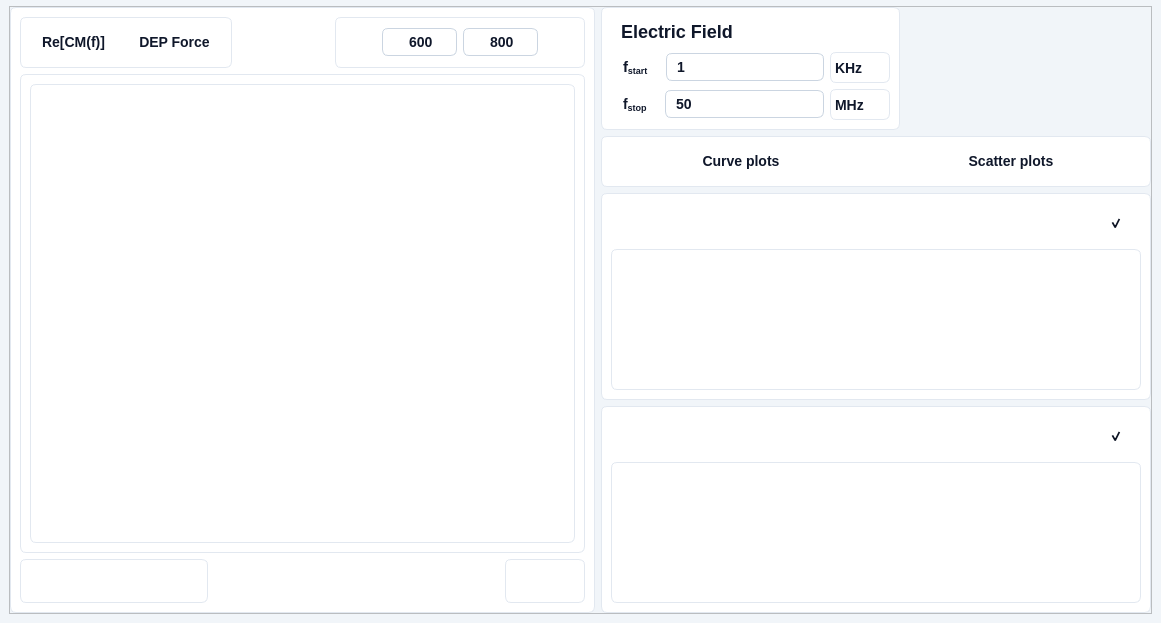
IoanTivig/OpenDEP_View, file ui/main.ui: the form before one commit.
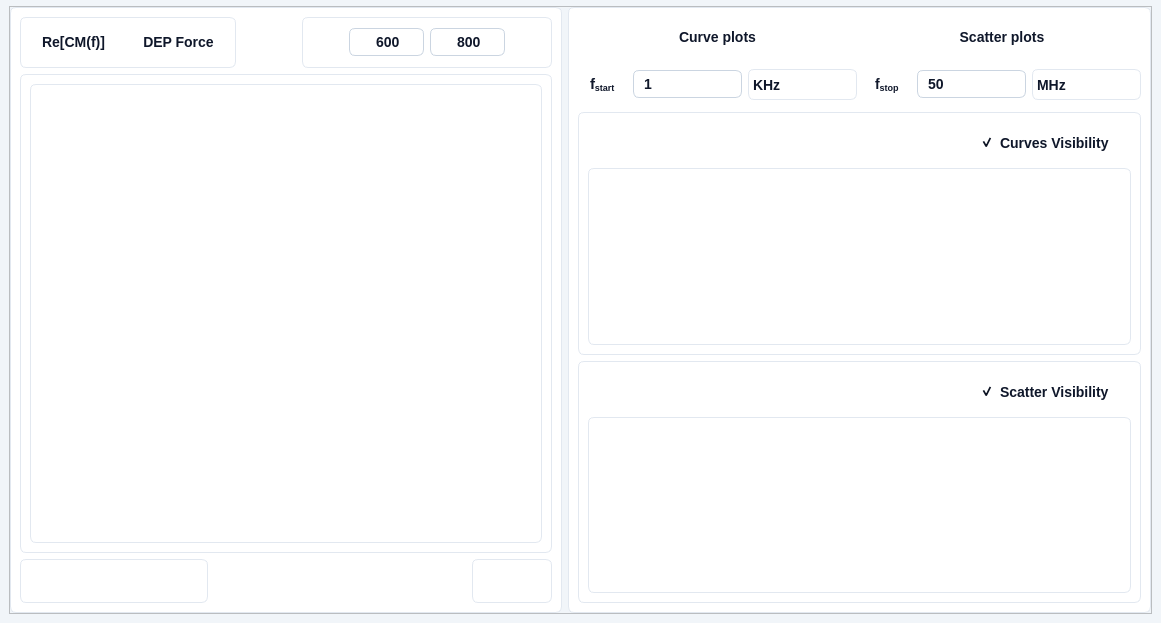
The form after the commit. Icons and pictures are not drawn. Custom widgets are drawn as their Qt base class.

Commit message: Fully functional. For now in beta. Changed some UI stuff.

```diff
--- a/ui/main.ui
+++ b/ui/main.ui
@@ -110,7 +110,7 @@
               </property>
               <layout class="QHBoxLayout" name="horizontalLayout_8">
                <property name="spacing">
-                <number>2</number>
+                <number>6</number>
                </property>
                <property name="leftMargin">
                 <number>5</number>
@@ -1132,55 +1132,36 @@
           </size>
          </property>
          <property name="styleSheet">
-          <string notr="true"/>
+          <string notr="true">background: #FFFFFF;
+border: 1px solid #E2E8F0; /* slate/200 */
+border-radius: 6px;</string>
          </property>
          <layout class="QVBoxLayout" name="verticalLayout_2" stretch="0,0,1,1">
           <property name="spacing">
            <number>6</number>
           </property>
           <property name="leftMargin">
-           <number>0</number>
+           <number>9</number>
           </property>
           <property name="topMargin">
-           <number>0</number>
+           <number>9</number>
           </property>
           <property name="rightMargin">
-           <number>0</number>
+           <number>9</number>
           </property>
           <property name="bottomMargin">
-           <number>0</number>
+           <number>9</number>
           </property>
           <item>
-           <layout class="QHBoxLayout" name="horizontalLayout_5">
-            <property name="leftMargin">
-             <number>0</number>
-            </property>
-            <property name="topMargin">
-             <number>0</number>
-            </property>
-            <property name="rightMargin">
-             <number>0</number>
-            </property>
-            <property name="bottomMargin">
-             <number>0</number>
-            </property>
-            <item>
-             <widget class="QFrame" name="pyqt5_frame_toolbar_graphcontent_19">
-              <property name="layoutDirection">
-               <enum>Qt::LeftToRight</enum>
-              </property>
-              <property name="autoFillBackground">
-               <bool>false</bool>
+           <widget class="QFrame" name="pyqt5_frame_tabbar_plots">
+            <property name="minimumSize">
+             <size>
+              <width>0</width>
+              <height>40</height>
+             </size>
               </property>
               <property name="styleSheet">
-               <string notr="true">box-sizing: border-box;
-display: flex;
-flex-direction: column;
-align-items: flex-start;
-gap: 25px;
-background: #FFFFFF;
-border: 1px solid #E2E8F0; /* slate/200 */
-border-radius: 6px;</string>
+             <string notr="true">border: None;</string>
               </property>
               <property name="frameShape">
                <enum>QFrame::StyledPanel</enum>
@@ -1188,58 +1169,149 @@
               <property name="frameShadow">
                <enum>QFrame::Raised</enum>
               </property>
-              <layout class="QVBoxLayout" name="verticalLayout_26">
+            <layout class="QHBoxLayout" name="horizontalLayout_12">
                <property name="spacing">
                 <number>6</number>
                </property>
                <property name="leftMargin">
-                <number>9</number>
+              <number>0</number>
                </property>
                <property name="topMargin">
-                <number>9</number>
+              <number>0</number>
                </property>
                <property name="rightMargin">
-                <number>9</number>
+              <number>0</number>
                </property>
                <property name="bottomMargin">
-                <number>9</number>
+              <number>0</number>
                </property>
                <item>
-                <widget class="QLabel" name="label_28">
-                 <property name="sizePolicy">
-                  <sizepolicy hsizetype="Minimum" vsizetype="Minimum">
-                   <horstretch>0</horstretch>
-                   <verstretch>0</verstretch>
-                  </sizepolicy>
-                 </property>
+              <widget class="QPushButton" name="pyqt5_button_plots_scatter">
+               <property name="minimumSize">
+                <size>
+                 <width>0</width>
+                 <height>0</height>
+                </size>
+               </property>
+               <property name="font">
+                <font>
+                 <family>Segoe UI</family>
+                 <pointsize>-1</pointsize>
+                 <weight>62</weight>
+                 <italic>false</italic>
+                 <bold>true</bold>
+                </font>
+               </property>
+               <property name="toolTip">
+                <string>&lt;html&gt;&lt;head/&gt;&lt;body&gt;&lt;p&gt;&lt;span style=&quot; font-size:10pt;&quot;&gt;Real part of Claussius-Mosotti factor&lt;/span&gt;&lt;/p&gt;&lt;/body&gt;&lt;/html&gt;</string>
+               </property>
                  <property name="styleSheet">
-                  <string notr="true"> 	border: none;
-	color: #0F172A;  /* Text color */
+                <string notr="true">/* Default State */
+QPushButton {
+    border: none;
+	background: transparent;  /* Ghost button with no background */
+    color: #0F172A;  /* Text color */
+    border-radius: 6px;  /* Rounded corners */
     font-family: 'Segoe UI', sans-serif;  /* Font family */
     font-style: normal;  /* Font style */
     font-weight: 500;  /* Font weight */
-    font-size: 18px;  /* Font size */
+    font-size: 14px;  /* Font size */
     line-height: 24px;  /* Line height */
-    padding: 4px 5px;  /* Padding */</string>
+    padding: 8px 16px;  /* Padding */
+}
+
+/* Hover State */
+QPushButton:hover {
+    background: #F1F5F9;  /* slate/100 */
+    color: #0F172A;  /* Text color */
+}
+
+/* Pressed State */
+QPushButton:pressed {
+    background: #DEE8F2;  /* Pressed background color */
+    color: #0F172A;  /* Text color */
+}
+
+QPushButton[customState=&quot;true&quot;] {
+    background: #DEE8F2;  /* Pressed background color */
+    color: #0F172A;  /* Text color */
+}</string>
                  </property>
                  <property name="text">
-                  <string>Electric Field</string>
+                <string>Curve plots</string>
                  </property>
                 </widget>
                </item>
                <item>
-                <layout class="QHBoxLayout" name="horizontalLayout_46" stretch="0,1,0">
+              <widget class="QPushButton" name="pyqt5_button_plots_curves">
+               <property name="minimumSize">
+                <size>
+                 <width>0</width>
+                 <height>0</height>
+                </size>
+               </property>
+               <property name="font">
+                <font>
+                 <family>Segoe UI</family>
+                 <pointsize>-1</pointsize>
+                 <weight>62</weight>
+                 <italic>false</italic>
+                 <bold>true</bold>
+                </font>
+               </property>
+               <property name="styleSheet">
+                <string notr="true">/* Default State */
+QPushButton {
+    border: none;
+	background: transparent;  /* Ghost button with no background */
+    color: #0F172A;  /* Text color */
+    border-radius: 6px;  /* Rounded corners */
+    font-family: 'Segoe UI', sans-serif;  /* Font family */
+    font-style: normal;  /* Font style */
+    font-weight: 500;  /* Font weight */
+    font-size: 14px;  /* Font size */
+    line-height: 24px;  /* Line height */
+    padding: 8px 16px;  /* Padding */
+}
+
+/* Hover State */
+QPushButton:hover {
+    background: #F1F5F9;  /* slate/100 */
+    color: #0F172A;  /* Text color */
+}
+
+/* Pressed State */
+QPushButton:pressed {
+    background: #DEE8F2;  /* Pressed background color */
+    color: #0F172A;  /* Text color */
+}
+
+QPushButton[customState=&quot;true&quot;] {
+    background: #DEE8F2;  /* Pressed background color */
+    color: #0F172A;  /* Text color */
+}</string>
+               </property>
+               <property name="text">
+                <string>Scatter plots</string>
+               </property>
+              </widget>
+             </item>
+            </layout>
+           </widget>
+          </item>
+          <item>
+           <layout class="QHBoxLayout" name="horizontalLayout_46" stretch="0,1,1,0,1,1">
                  <property name="leftMargin">
                   <number>0</number>
                  </property>
                  <property name="topMargin">
-                  <number>0</number>
+             <number>6</number>
                  </property>
                  <property name="rightMargin">
                   <number>0</number>
                  </property>
                  <property name="bottomMargin">
-                  <number>0</number>
+             <number>6</number>
                  </property>
                  <item>
                   <widget class="QLabel" name="label_47">
@@ -1362,22 +1434,6 @@
                    </item>
                   </widget>
                  </item>
-                </layout>
-               </item>
-               <item>
-                <layout class="QHBoxLayout" name="horizontalLayout_50" stretch="0,1,0">
-                 <property name="leftMargin">
-                  <number>0</number>
-                 </property>
-                 <property name="topMargin">
-                  <number>0</number>
-                 </property>
-                 <property name="rightMargin">
-                  <number>0</number>
-                 </property>
-                 <property name="bottomMargin">
-                  <number>0</number>
-                 </property>
                  <item>
                   <widget class="QLabel" name="label_51">
                    <property name="styleSheet">
@@ -1502,191 +1558,6 @@
                 </layout>
                </item>
                <item>
-                <spacer name="verticalSpacer_6">
-                 <property name="orientation">
-                  <enum>Qt::Vertical</enum>
-                 </property>
-                 <property name="sizeHint" stdset="0">
-                  <size>
-                   <width>0</width>
-                   <height>0</height>
-                  </size>
-                 </property>
-                </spacer>
-               </item>
-              </layout>
-             </widget>
-            </item>
-            <item>
-             <spacer name="horizontalSpacer_4">
-              <property name="orientation">
-               <enum>Qt::Horizontal</enum>
-              </property>
-              <property name="sizeHint" stdset="0">
-               <size>
-                <width>40</width>
-                <height>20</height>
-               </size>
-              </property>
-             </spacer>
-            </item>
-           </layout>
-          </item>
-          <item>
-           <widget class="QFrame" name="pyqt5_frame_tabbar_plots">
-            <property name="minimumSize">
-             <size>
-              <width>0</width>
-              <height>51</height>
-             </size>
-            </property>
-            <property name="styleSheet">
-             <string notr="true">box-sizing: border-box;
-display: flex;
-flex-direction: column;
-align-items: flex-start;
-gap: 25px;
-background: #FFFFFF;
-border: 1px solid #E2E8F0; /* slate/200 */
-border-radius: 6px;</string>
-            </property>
-            <property name="frameShape">
-             <enum>QFrame::StyledPanel</enum>
-            </property>
-            <property name="frameShadow">
-             <enum>QFrame::Raised</enum>
-            </property>
-            <layout class="QHBoxLayout" name="horizontalLayout_12">
-             <property name="spacing">
-              <number>2</number>
-             </property>
-             <property name="leftMargin">
-              <number>5</number>
-             </property>
-             <property name="topMargin">
-              <number>5</number>
-             </property>
-             <property name="rightMargin">
-              <number>5</number>
-             </property>
-             <property name="bottomMargin">
-              <number>5</number>
-             </property>
-             <item>
-              <widget class="QPushButton" name="pyqt5_button_plots_scatter">
-               <property name="minimumSize">
-                <size>
-                 <width>0</width>
-                 <height>0</height>
-                </size>
-               </property>
-               <property name="font">
-                <font>
-                 <family>Segoe UI</family>
-                 <pointsize>-1</pointsize>
-                 <weight>62</weight>
-                 <italic>false</italic>
-                 <bold>true</bold>
-                </font>
-               </property>
-               <property name="toolTip">
-                <string>&lt;html&gt;&lt;head/&gt;&lt;body&gt;&lt;p&gt;&lt;span style=&quot; font-size:10pt;&quot;&gt;Real part of Claussius-Mosotti factor&lt;/span&gt;&lt;/p&gt;&lt;/body&gt;&lt;/html&gt;</string>
-               </property>
-               <property name="styleSheet">
-                <string notr="true">/* Default State */
-QPushButton {
-    border: none;
-	background: transparent;  /* Ghost button with no background */
-    color: #0F172A;  /* Text color */
-    border-radius: 6px;  /* Rounded corners */
-    font-family: 'Segoe UI', sans-serif;  /* Font family */
-    font-style: normal;  /* Font style */
-    font-weight: 500;  /* Font weight */
-    font-size: 14px;  /* Font size */
-    line-height: 24px;  /* Line height */
-    padding: 8px 16px;  /* Padding */
-}
-
-/* Hover State */
-QPushButton:hover {
-    background: #F1F5F9;  /* slate/100 */
-    color: #0F172A;  /* Text color */
-}
-
-/* Pressed State */
-QPushButton:pressed {
-    background: #DEE8F2;  /* Pressed background color */
-    color: #0F172A;  /* Text color */
-}
-
-QPushButton[customState=&quot;true&quot;] {
-    background: #DEE8F2;  /* Pressed background color */
-    color: #0F172A;  /* Text color */
-}</string>
-               </property>
-               <property name="text">
-                <string>Curve plots</string>
-               </property>
-              </widget>
-             </item>
-             <item>
-              <widget class="QPushButton" name="pyqt5_button_plots_curves">
-               <property name="minimumSize">
-                <size>
-                 <width>0</width>
-                 <height>0</height>
-                </size>
-               </property>
-               <property name="font">
-                <font>
-                 <family>Segoe UI</family>
-                 <pointsize>-1</pointsize>
-                 <weight>62</weight>
-                 <italic>false</italic>
-                 <bold>true</bold>
-                </font>
-               </property>
-               <property name="styleSheet">
-                <string notr="true">/* Default State */
-QPushButton {
-    border: none;
-	background: transparent;  /* Ghost button with no background */
-    color: #0F172A;  /* Text color */
-    border-radius: 6px;  /* Rounded corners */
-    font-family: 'Segoe UI', sans-serif;  /* Font family */
-    font-style: normal;  /* Font style */
-    font-weight: 500;  /* Font weight */
-    font-size: 14px;  /* Font size */
-    line-height: 24px;  /* Line height */
-    padding: 8px 16px;  /* Padding */
-}
-
-/* Hover State */
-QPushButton:hover {
-    background: #F1F5F9;  /* slate/100 */
-    color: #0F172A;  /* Text color */
-}
-
-/* Pressed State */
-QPushButton:pressed {
-    background: #DEE8F2;  /* Pressed background color */
-    color: #0F172A;  /* Text color */
-}
-
-QPushButton[customState=&quot;true&quot;] {
-    background: #DEE8F2;  /* Pressed background color */
-    color: #0F172A;  /* Text color */
-}</string>
-               </property>
-               <property name="text">
-                <string>Scatter plots</string>
-               </property>
-              </widget>
-             </item>
-            </layout>
-           </widget>
-          </item>
-          <item>
            <widget class="QFrame" name="pyqt5_frame_group_curve_plots">
             <property name="minimumSize">
              <size>
@@ -1739,78 +1610,6 @@
                 <property name="rightMargin">
                  <number>9</number>
                 </property>
-                <item row="1" column="0">
-                 <widget class="QScrollArea" name="pyqt5_scrollarea_plots_curve">
-                  <property name="styleSheet">
-                   <string notr="true">QScrollArea {
-	border: none;
-}
-
-/* Hide vertical scroll bar */
-QScrollBar:vertical {
-    width: 0px;
-}
-
-/* Hide horizontal scroll bar */
-QScrollBar:horizontal {
-    height: 0px;
-}</string>
-                  </property>
-                  <property name="widgetResizable">
-                   <bool>true</bool>
-                  </property>
-                  <property name="alignment">
-                   <set>Qt::AlignLeading|Qt::AlignLeft|Qt::AlignTop</set>
-                  </property>
-                  <widget class="QWidget" name="scrollAreaWidgetContents">
-                   <property name="geometry">
-                    <rect>
-                     <x>0</x>
-                     <y>0</y>
-                     <width>530</width>
-                     <height>133</height>
-                    </rect>
-                   </property>
-                   <property name="sizePolicy">
-                    <sizepolicy hsizetype="Preferred" vsizetype="Preferred">
-                     <horstretch>0</horstretch>
-                     <verstretch>0</verstretch>
-                    </sizepolicy>
-                   </property>
-                   <layout class="QVBoxLayout" name="pyqt5_scrollarea_plots_curve_layout" stretch="1,1">
-                    <property name="spacing">
-                     <number>0</number>
-                    </property>
-                    <item>
-                     <spacer name="verticalSpacer_2">
-                      <property name="orientation">
-                       <enum>Qt::Vertical</enum>
-                      </property>
-                      <property name="sizeHint" stdset="0">
-                       <size>
-                        <width>20</width>
-                        <height>40</height>
-                       </size>
-                      </property>
-                     </spacer>
-                    </item>
-                    <item>
-                     <spacer name="verticalSpacer">
-                      <property name="orientation">
-                       <enum>Qt::Vertical</enum>
-                      </property>
-                      <property name="sizeHint" stdset="0">
-                       <size>
-                        <width>20</width>
-                        <height>40</height>
-                       </size>
-                      </property>
-                     </spacer>
-                    </item>
-                   </layout>
-                  </widget>
-                 </widget>
-                </item>
                 <item row="0" column="0">
                  <widget class="QFrame" name="pyqt5_frame_toolbar_graphcontent_3">
                   <property name="minimumSize">
@@ -2064,7 +1863,7 @@
                      </property>
                      <property name="maximumSize">
                       <size>
-                       <width>31</width>
+                       <width>150</width>
                        <height>31</height>
                       </size>
                      </property>
@@ -2112,7 +1911,7 @@
 </string>
                      </property>
                      <property name="text">
-                      <string/>
+                      <string>Curves Visibility</string>
                      </property>
                      <property name="checked">
                       <bool>true</bool>
@@ -2122,6 +1921,78 @@
                   </layout>
                  </widget>
                 </item>
+                <item row="1" column="0">
+                 <widget class="QScrollArea" name="pyqt5_scrollarea_plots_curve">
+                  <property name="styleSheet">
+                   <string notr="true">QScrollArea {
+	border: none;
+}
+
+/* Hide vertical scroll bar */
+QScrollBar:vertical {
+    width: 0px;
+}
+
+/* Hide horizontal scroll bar */
+QScrollBar:horizontal {
+    height: 0px;
+}</string>
+                  </property>
+                  <property name="widgetResizable">
+                   <bool>true</bool>
+                  </property>
+                  <property name="alignment">
+                   <set>Qt::AlignLeading|Qt::AlignLeft|Qt::AlignTop</set>
+                  </property>
+                  <widget class="QWidget" name="scrollAreaWidgetContents">
+                   <property name="geometry">
+                    <rect>
+                     <x>0</x>
+                     <y>0</y>
+                     <width>510</width>
+                     <height>177</height>
+                    </rect>
+                   </property>
+                   <property name="sizePolicy">
+                    <sizepolicy hsizetype="Preferred" vsizetype="Preferred">
+                     <horstretch>0</horstretch>
+                     <verstretch>0</verstretch>
+                    </sizepolicy>
+                   </property>
+                   <layout class="QVBoxLayout" name="pyqt5_scrollarea_plots_curve_layout" stretch="1,1">
+                    <property name="spacing">
+                     <number>0</number>
+                    </property>
+                    <item>
+                     <spacer name="verticalSpacer_2">
+                      <property name="orientation">
+                       <enum>Qt::Vertical</enum>
+                      </property>
+                      <property name="sizeHint" stdset="0">
+                       <size>
+                        <width>20</width>
+                        <height>40</height>
+                       </size>
+                      </property>
+                     </spacer>
+                    </item>
+                    <item>
+                     <spacer name="verticalSpacer">
+                      <property name="orientation">
+                       <enum>Qt::Vertical</enum>
+                      </property>
+                      <property name="sizeHint" stdset="0">
+                       <size>
+                        <width>20</width>
+                        <height>40</height>
+                       </size>
+                      </property>
+                     </spacer>
+                    </item>
+                   </layout>
+                  </widget>
+                 </widget>
+                </item>
                </layout>
               </widget>
              </item>
@@ -2130,6 +2001,9 @@
           </item>
           <item>
            <widget class="QFrame" name="pyqt5_frame_group_scatter_plots">
+            <property name="styleSheet">
+             <string notr="true">border: None;</string>
+            </property>
             <layout class="QVBoxLayout" name="verticalLayout_4">
              <property name="leftMargin">
               <number>0</number>
@@ -2200,8 +2074,8 @@
                     <rect>
                      <x>0</x>
                      <y>0</y>
-                     <width>530</width>
-                     <height>133</height>
+                     <width>510</width>
+                     <height>176</height>
                     </rect>
                    </property>
                    <property name="sizePolicy">
@@ -2436,7 +2310,7 @@
                      </property>
                      <property name="maximumSize">
                       <size>
-                       <width>31</width>
+                       <width>150</width>
                        <height>31</height>
                       </size>
                      </property>
@@ -2484,7 +2358,7 @@
 </string>
                      </property>
                      <property name="text">
-                      <string/>
+                      <string>Scatter Visibility</string>
                      </property>
                      <property name="checked">
                       <bool>true</bool>
```
Lines whose indentation alone changed are shown as unchanged. The commit also changes 7 other files.
